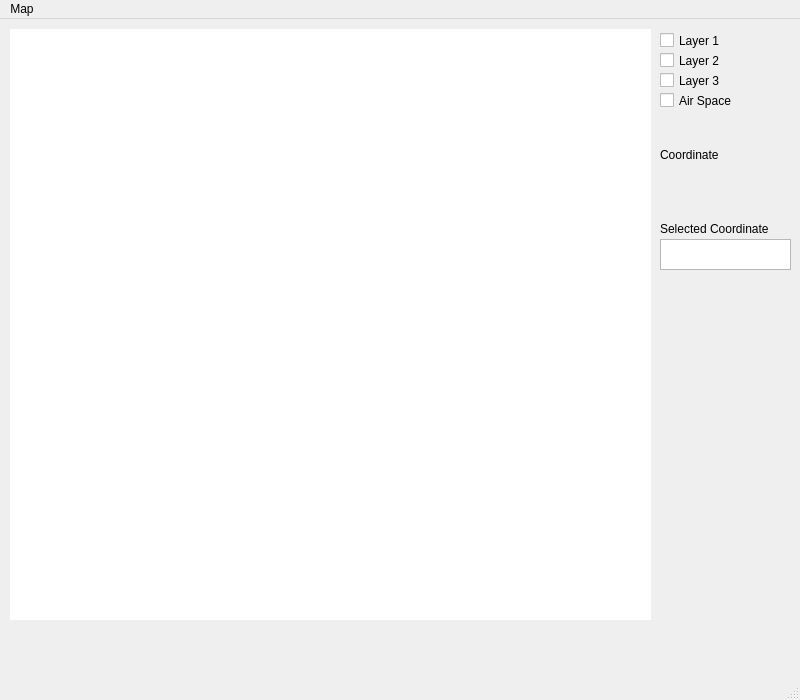
This is mainwindowbase.ui in koraykoca/GUI-GIS as Qt 5 draws it before an edit. The edited form follows.
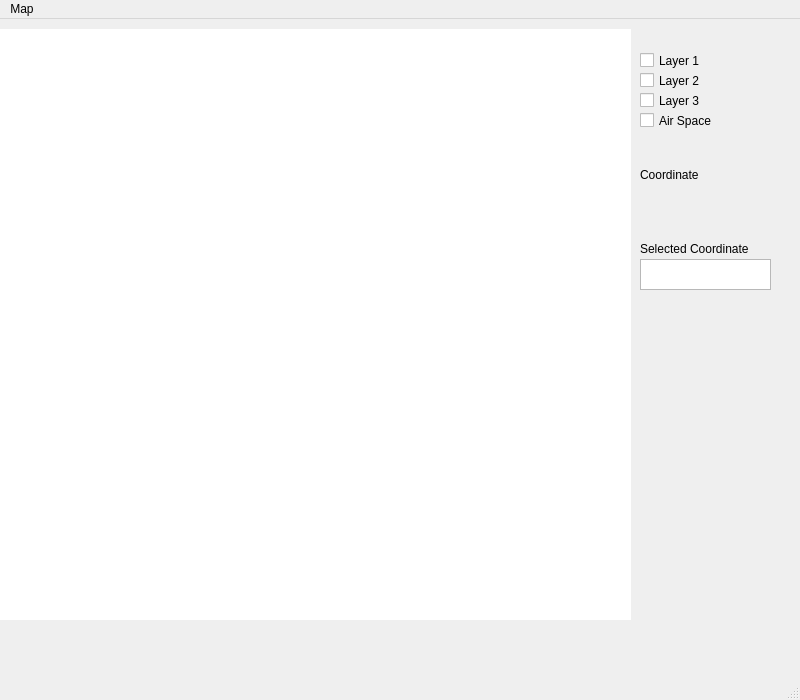
This is the edited form. Icons and pictures are not drawn.

The edit to the form file:
```diff
--- a/mainwindowbase.ui
+++ b/mainwindowbase.ui
@@ -17,9 +17,9 @@
    <widget class="QFrame" name="frameMap">
     <property name="geometry">
      <rect>
-      <x>10</x>
+      <x>0</x>
       <y>10</y>
-      <width>641</width>
+      <width>631</width>
       <height>591</height>
      </rect>
     </property>
@@ -34,7 +34,7 @@
       <rect>
        <x>-5</x>
        <y>-9</y>
-       <width>651</width>
+       <width>641</width>
        <height>601</height>
       </rect>
      </property>
@@ -43,8 +43,8 @@
    <widget class="QCheckBox" name="checkBox">
     <property name="geometry">
      <rect>
-      <x>660</x>
-      <y>10</y>
+      <x>640</x>
+      <y>30</y>
       <width>92</width>
       <height>23</height>
      </rect>
@@ -59,8 +59,8 @@
    <widget class="QCheckBox" name="checkBox_2">
     <property name="geometry">
      <rect>
-      <x>660</x>
-      <y>30</y>
+      <x>640</x>
+      <y>50</y>
       <width>92</width>
       <height>23</height>
      </rect>
@@ -72,8 +72,8 @@
    <widget class="QLabel" name="label">
     <property name="geometry">
      <rect>
-      <x>660</x>
-      <y>120</y>
+      <x>640</x>
+      <y>140</y>
       <width>81</width>
       <height>31</height>
      </rect>
@@ -85,8 +85,8 @@
    <widget class="QCheckBox" name="checkBox_3">
     <property name="geometry">
      <rect>
-      <x>660</x>
-      <y>50</y>
+      <x>640</x>
+      <y>70</y>
       <width>92</width>
       <height>23</height>
      </rect>
@@ -98,8 +98,8 @@
    <widget class="QLabel" name="label_2">
     <property name="geometry">
      <rect>
-      <x>660</x>
-      <y>150</y>
+      <x>640</x>
+      <y>170</y>
       <width>121</width>
       <height>17</height>
      </rect>
@@ -111,8 +111,8 @@
    <widget class="QCheckBox" name="checkBox_4">
     <property name="geometry">
      <rect>
-      <x>660</x>
-      <y>70</y>
+      <x>640</x>
+      <y>90</y>
       <width>92</width>
       <height>23</height>
      </rect>
@@ -124,8 +124,8 @@
    <widget class="QLabel" name="label_4">
     <property name="geometry">
      <rect>
-      <x>660</x>
-      <y>200</y>
+      <x>640</x>
+      <y>220</y>
       <width>151</width>
       <height>20</height>
      </rect>
@@ -137,8 +137,8 @@
    <widget class="QTextBrowser" name="textBrowser">
     <property name="geometry">
      <rect>
-      <x>660</x>
-      <y>220</y>
+      <x>640</x>
+      <y>240</y>
       <width>131</width>
       <height>31</height>
      </rect>
```
